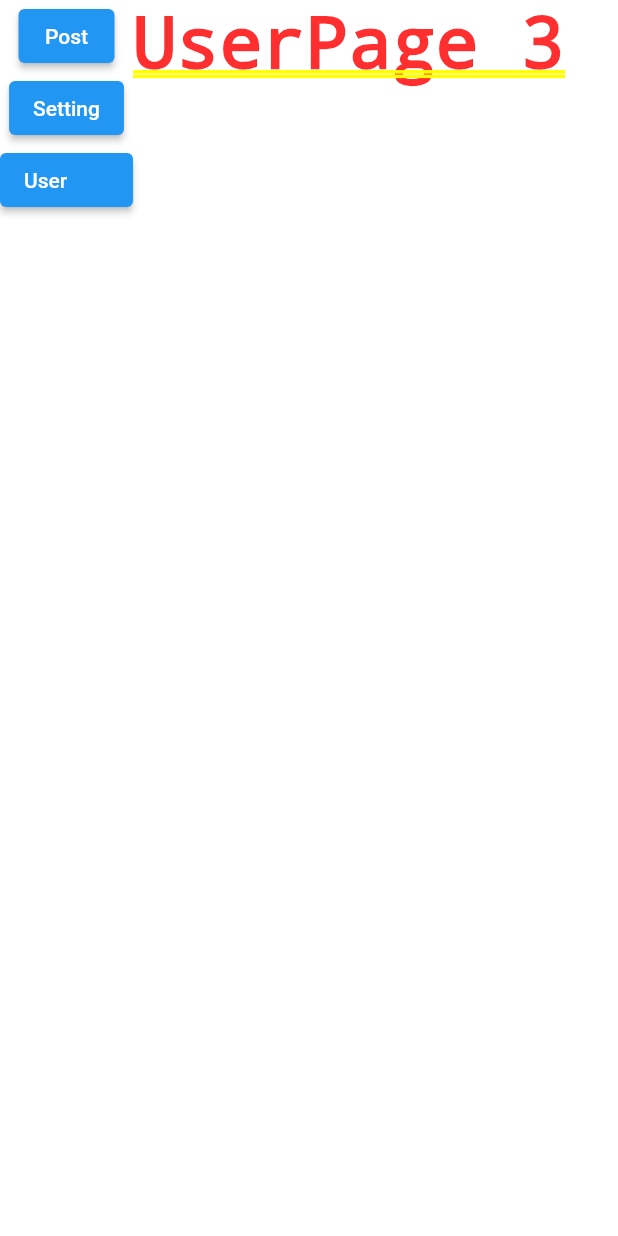
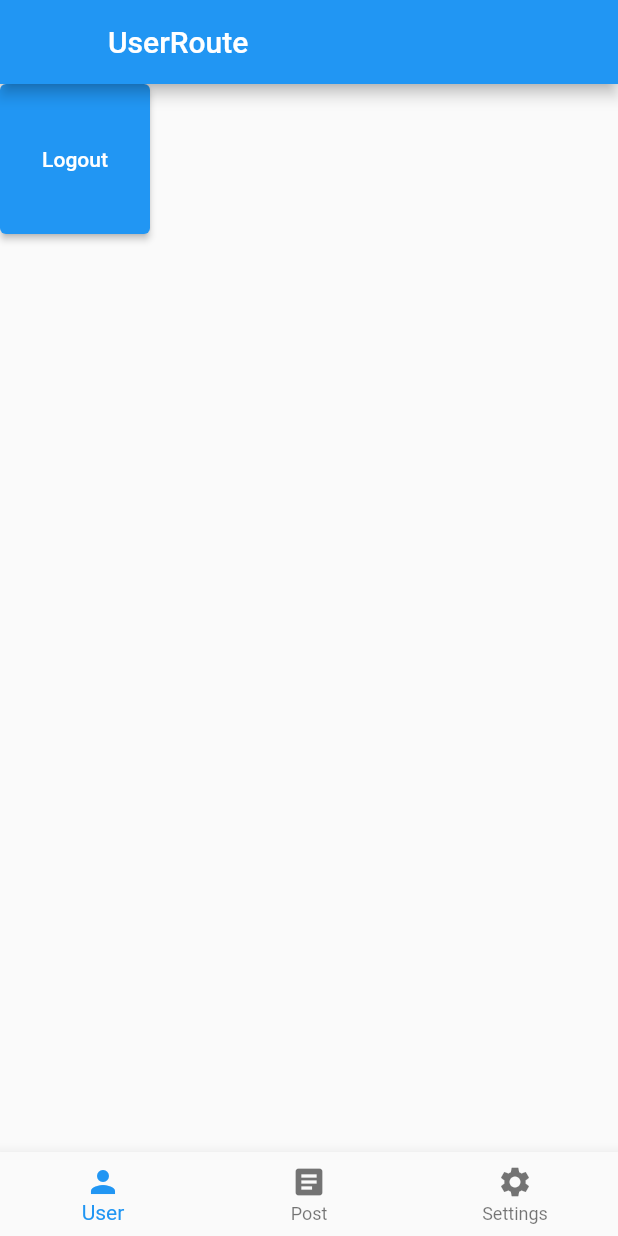
Before and after one commit to JaosnHsieh/my_flutter_collections, a Flutter app: the screen it shows after launch, after a tap on "Click to Login", on a phone screen of 412 x 824 dp. Run offline on Flutter 3.47's test engine with Material 2 defaults, Android fonts, the light colour scheme and no system bars; our stand-ins replace auto_route, bloc, equatable, flutter_bloc.

Commit message:
use AutoTabsRouter.tabBar and logout on user page

```diff
--- a/flutter_auto_route_auth_guard/lib/pages/dashboard_page.dart
+++ b/flutter_auto_route_auth_guard/lib/pages/dashboard_page.dart
@@ -10,43 +10,31 @@ class DashboardPage extends StatelessWidget {
   Widget build(BuildContext context) {
     return AutoTabsRouter.tabBar(
         routes: [
-        PostRoute(),
-        SettingsRoute(),
           UserRoute(userId: '3'),
+          const PostRoute(),
+          const SettingsRoute(),
         ],
         builder: (context, child, animation) {
           final tabsRouter = AutoTabsRouter.of(context);
-        return Row(
-          children: [
-            Column(
-              children: [
-                ElevatedButton(
-                    onPressed: () {
-                      context.router.navigate(
-                          const DashboardRoute(children: [PostRoute()]));
-                    },
-                    child: Text(
-                        'Post${tabsRouter.activeIndex == 0 ? '        ' : ''}')),
-                ElevatedButton(
-                    onPressed: (() {
-                      context.router.navigate(
-                          const DashboardRoute(children: [SettingsRoute()]));
-                    }),
-                    child: Text(
-                        'Setting${tabsRouter.activeIndex == 1 ? '        ' : ''}')),
-                ElevatedButton(
-                    onPressed: () {
-                      context.router.navigate(
-                          DashboardRoute(children: [UserRoute(userId: '2')]));
-                    },
-                    child: Text(
-                        'User${tabsRouter.activeIndex == 2 ? '        ' : ''}'))
+
+          return Scaffold(
+            appBar: AppBar(
+                title: Text(context.topRoute.name),
+                leading: AutoLeadingButton()),
+            body: child,
+            bottomNavigationBar: BottomNavigationBar(
+              currentIndex: tabsRouter.activeIndex,
+              onTap: tabsRouter.setActiveIndex,
+              items: const [
+                BottomNavigationBarItem(
+                    label: 'User', icon: Icon(Icons.person)),
+                BottomNavigationBarItem(
+                    label: 'Post', icon: Icon(Icons.article)),
+                BottomNavigationBarItem(
+                    label: 'Settings', icon: Icon(Icons.settings)),
               ],
             ),
-            Expanded(child: child)
-          ],
           );
-      },
-    );
+        });
   }
 }
--- a/flutter_auto_route_auth_guard/lib/pages/login.dart
+++ b/flutter_auto_route_auth_guard/lib/pages/login.dart
@@ -18,9 +18,14 @@ class LoginPage extends StatelessWidget {
       child: ElevatedButton(
           onPressed: (() async {
             AuthService().isAuthenticated = true;
-            context.router.navigate(DashboardRoute(children: [
-              UserRoute(userId: 'Login successfully from login page')
-            ]));
+            context.router.replaceAll([
+              DashboardRoute(children: [
+                UserRoute(userId: 'Login successfully from login page')
+              ])
+            ]);
+            // context.router(DashboardRoute(children: [
+            //   UserRoute(userId: 'Login successfully from login page')
+            // ]));
           }),
           child: Text('Click to Login')),
     ));
--- a/flutter_auto_route_auth_guard/lib/pages/user.dart
+++ b/flutter_auto_route_auth_guard/lib/pages/user.dart
@@ -1,5 +1,6 @@
 import 'package:auto_route/auto_route.dart';
 import 'package:flutter/material.dart';
+import 'package:flutter_auto_route_test/utils/auth_services.dart';
 
 class UserPage extends StatelessWidget {
   final String userId;
@@ -7,6 +8,19 @@ class UserPage extends StatelessWidget {
 
   @override
   Widget build(BuildContext context) {
-    return Text('UserPage ${userId}');
+    return Stack(
+      children: [
+        Text('UserPage ${userId}'),
+        SizedBox(
+          width: 100,
+          height: 100,
+          child: ElevatedButton(
+              onPressed: () {
+                AuthService().isAuthenticated = false;
+              },
+              child: Text('Logout')),
+        )
+      ],
+    );
   }
 }
--- a/flutter_auto_route_auth_guard/lib/routes/route_guard.dart
+++ b/flutter_auto_route_auth_guard/lib/routes/route_guard.dart
@@ -32,6 +32,7 @@ class AuthGuard extends AutoRedirectGuard {
         // if success == true the navigation will be resumed
         // else it will be aborted
         resolver.next(success);
+        router.removeLast();
       }));
     }
   }
```
Lines whose indentation alone changed are shown as unchanged.
